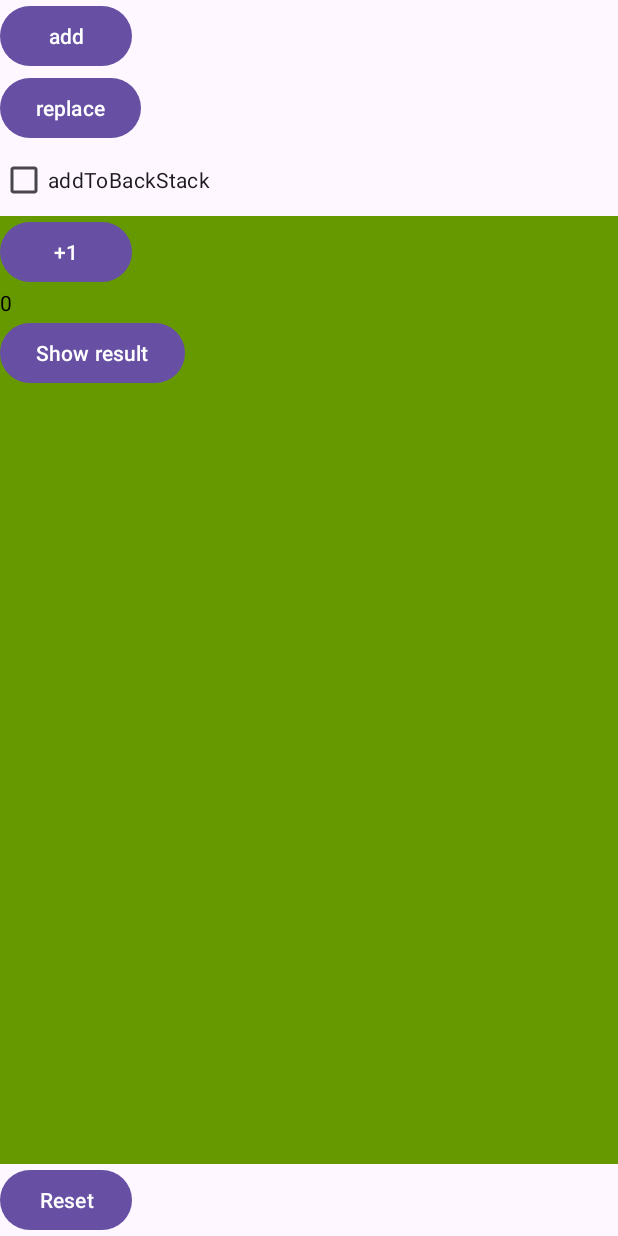
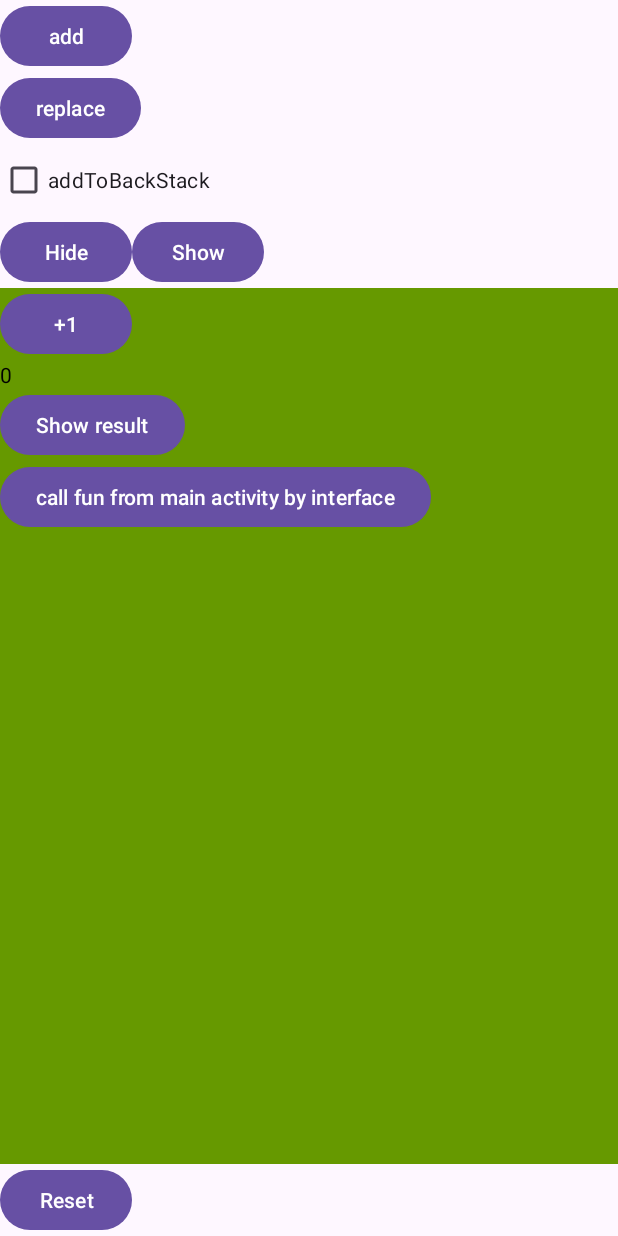
Before and after one commit to ARSuleimanov/5.8-kotlin-study, an Android app: the fragment MainFragment placed in its activity, on a phone screen of 412 x 824 dp. Run offline under Robolectric (Android 15) with nearby library versions, the phone set to English and light mode, and no system bars; libraries missing offline, so code that uses them is left out: ru.sar.

Commit message:
the Fragment calls a function from the main activity through  the INTERFACE

```diff
--- /dev/null
+++ b/L1/app/src/main/java/ru/sar/l1/ActivityInterface.kt
@@ -0,0 +1,5 @@
+package ru.sar.L1
+
+interface ActivityInterface {
+    fun test()
+}
--- a/L1/app/src/main/java/ru/sar/l1/MainActivity.kt
+++ b/L1/app/src/main/java/ru/sar/l1/MainActivity.kt
@@ -5,18 +5,23 @@ import android.os.Bundle
 import android.util.Log
 import android.widget.Button
 import android.widget.CheckBox
+import android.widget.Toast
 
 
 import androidx.fragment.app.Fragment
+import ru.sar.L1.ActivityInterface
 
-class MainActivity : AppCompatActivity(R.layout.activity_main) {
+class MainActivity : AppCompatActivity(R.layout.activity_main), ActivityInterface {
     override fun onBackPressed() {
         Log.d(TAG,"Back pressed-----")
+
         super.onBackPressed()
     }
 
-
-
+    /*the test function declared in the ActivityInterface*/
+    override fun test (){
+        Toast.makeText(this, "The main Activity fun test", Toast.LENGTH_LONG).show()
+    }
 
     override fun onCreate(savedInstanceState: Bundle?) {
         super.onCreate(savedInstanceState)
@@ -55,5 +60,17 @@ class MainActivity : AppCompatActivity(R.layout.activity_main) {
 
             transaction.commit()
         }
+
+        findViewById<Button>(R.id.BtnHide).setOnClickListener {
+        val fragment:Fragment = supportFragmentManager.findFragmentById(R.id.fragmentContainer) ?:return@setOnClickListener
+                                                            //В случае нулевого значения - выход из процедуры
+            supportFragmentManager.beginTransaction().hide(fragment).commit()
+
+        }
+        findViewById<Button>(R.id.BtnShow).setOnClickListener {
+            val fragment:Fragment =supportFragmentManager.findFragmentById(R.id.fragmentContainer) ?:return@setOnClickListener
+            supportFragmentManager.beginTransaction().show(fragment).commit()
+        }
+
     }
 }
--- a/L1/app/src/main/java/ru/sar/l1/MainFragment.kt
+++ b/L1/app/src/main/java/ru/sar/l1/MainFragment.kt
@@ -10,6 +10,8 @@ import android.view.ViewGroup
 import android.widget.Button
 import android.widget.TextView
 import androidx.fragment.app.Fragment
+import androidx.lifecycle.findViewTreeViewModelStoreOwner
+import ru.sar.L1.ActivityInterface
 
 class MainFragment : Fragment(R.layout.fragment_main){
     private var counter = 0
@@ -42,6 +44,11 @@ class MainFragment : Fragment(R.layout.fragment_main){
     override fun onViewCreated(view: View, savedInstanceState: Bundle?) {
         super.onViewCreated(view, savedInstanceState)
         Log.d(TAG, "onViewCreated")
+
+        view.findViewById<Button>(R.id.BtnFunMainAct).setOnClickListener {
+            /* test function from mainActivity*/
+            (requireActivity() as ActivityInterface).test()
+        }
 
         val button=view.findViewById<Button>(R.id.button)
         textView=view.findViewById<TextView>(R.id.textView)
--- a/L1/app/src/main/res/layout/activity_main.xml
+++ b/L1/app/src/main/res/layout/activity_main.xml
@@ -23,7 +23,22 @@
         android:layout_width="wrap_content"
         android:layout_height="wrap_content"
         android:text="addToBackStack" />
+    <LinearLayout
+        android:layout_width="wrap_content"
+        android:layout_height="wrap_content"
+        android:orientation="horizontal">
+    <Button
+        android:id="@+id/BtnHide"
+        android:layout_width="wrap_content"
+        android:layout_height="wrap_content"
+        android:text="Hide"/>
+    <Button
+        android:id="@+id/BtnShow"
+        android:layout_width="wrap_content"
+        android:layout_height="wrap_content"
+        android:text="Show"/>
 
+    </LinearLayout>
     <FrameLayout
         android:id="@+id/fragmentContainer"
         android:layout_width="match_parent"
--- a/L1/app/src/main/res/layout/fragment_main.xml
+++ b/L1/app/src/main/res/layout/fragment_main.xml
@@ -20,6 +20,12 @@
         android:layout_width="wrap_content"
         android:layout_height="wrap_content"
         android:text="Show result"/>
+    <Button
+        android:id="@+id/BtnFunMainAct"
+        android:layout_width="wrap_content"
+        android:layout_height="wrap_content"
+        android:text="call fun from main activity by interface"/>
+
 
 
 </LinearLayout>
```
